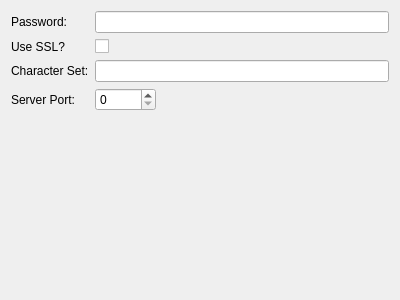
This is idle/advanced-options-widget.ui in KDE/ktp-accounts-kcm as Qt 5 draws it before an edit. The edited form follows.
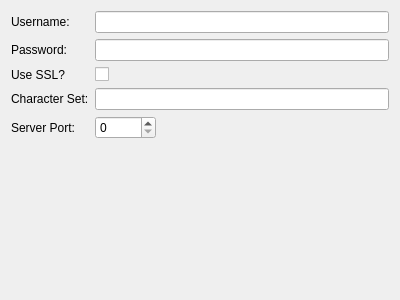
This is the edited form. Custom widgets are drawn as their Qt base class.

Commit message: "account" option is the nickname; move username to advanced settings

Diff of the .ui file:
```diff
--- a/idle/advanced-options-widget.ui
+++ b/idle/advanced-options-widget.ui
@@ -17,7 +17,7 @@
    <property name="fieldGrowthPolicy">
     <enum>QFormLayout::ExpandingFieldsGrow</enum>
    </property>
-   <item row="0" column="0">
+   <item row="2" column="0">
     <widget class="QLabel" name="passwordLabel">
      <property name="text">
       <string>Password:</string>
@@ -30,7 +30,7 @@
      </property>
     </widget>
    </item>
-   <item row="0" column="1">
+   <item row="2" column="1">
     <widget class="KLineEdit" name="passwordLineEdit">
      <property name="echoMode">
       <enum>QLineEdit::Password</enum>
@@ -43,14 +43,14 @@
      </property>
     </widget>
    </item>
-   <item row="1" column="1">
+   <item row="3" column="1">
     <widget class="QCheckBox" name="useSslCheckBox">
      <property name="text">
       <string/>
      </property>
     </widget>
    </item>
-   <item row="1" column="0">
+   <item row="3" column="0">
     <widget class="QLabel" name="useSslLabel">
      <property name="text">
       <string>Use SSL?</string>
@@ -60,10 +60,10 @@
      </property>
     </widget>
    </item>
-   <item row="3" column="1">
+   <item row="5" column="1">
     <widget class="KLineEdit" name="charsetLineEdit"/>
    </item>
-   <item row="3" column="0">
+   <item row="5" column="0">
     <widget class="QLabel" name="charsetLabel">
      <property name="text">
       <string>Character Set:</string>
@@ -73,7 +73,7 @@
      </property>
     </widget>
    </item>
-   <item row="4" column="0">
+   <item row="6" column="0">
     <widget class="QLabel" name="portLabel">
      <property name="text">
       <string>Server Port:</string>
@@ -83,13 +83,33 @@
      </property>
     </widget>
    </item>
-   <item row="4" column="1">
+   <item row="6" column="1">
     <widget class="KIntSpinBox" name="portSpinBox">
      <property name="maximum">
       <number>65535</number>
      </property>
     </widget>
    </item>
+   <item row="0" column="1">
+    <widget class="KLineEdit" name="usernameLineEdit">
+     <property name="toolTip">
+      <string/>
+     </property>
+     <property name="whatsThis">
+      <string/>
+     </property>
+    </widget>
+   </item>
+   <item row="0" column="0">
+    <widget class="QLabel" name="usernameLabel">
+     <property name="text">
+      <string>Username:</string>
+     </property>
+     <property name="buddy">
+      <cstring>usernameLineEdit</cstring>
+     </property>
+    </widget>
+   </item>
   </layout>
  </widget>
  <customwidgets>
```
Left out of the diff: 1 changed line with no effect on the pictures. The commit also changes 3 other files.
